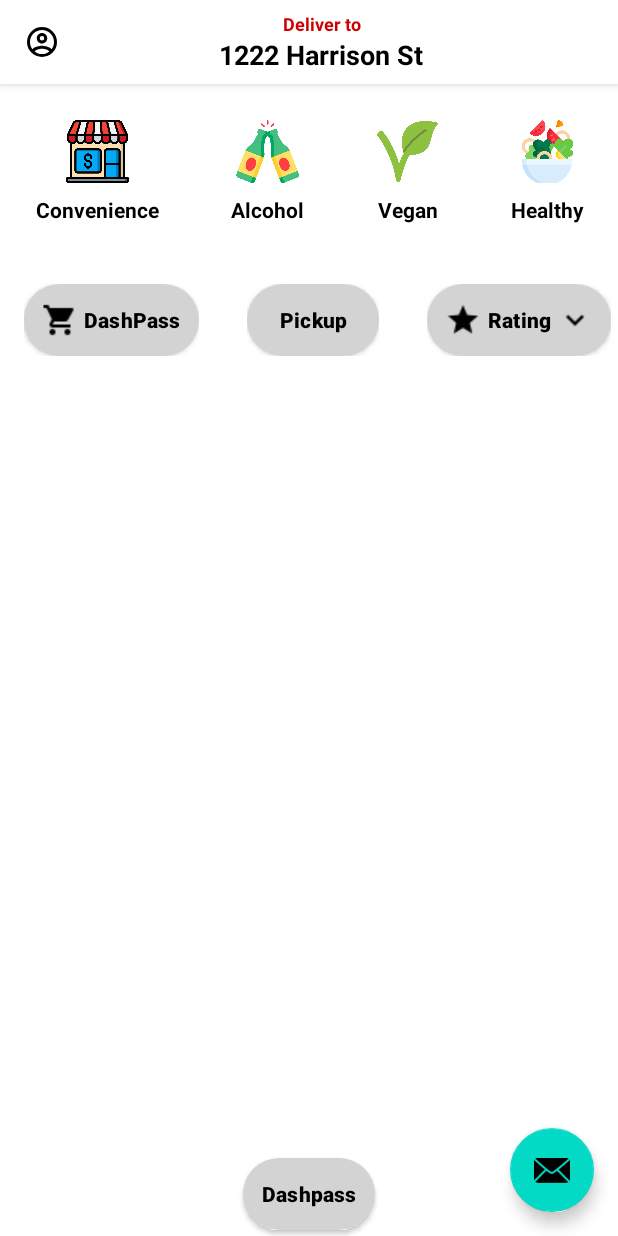
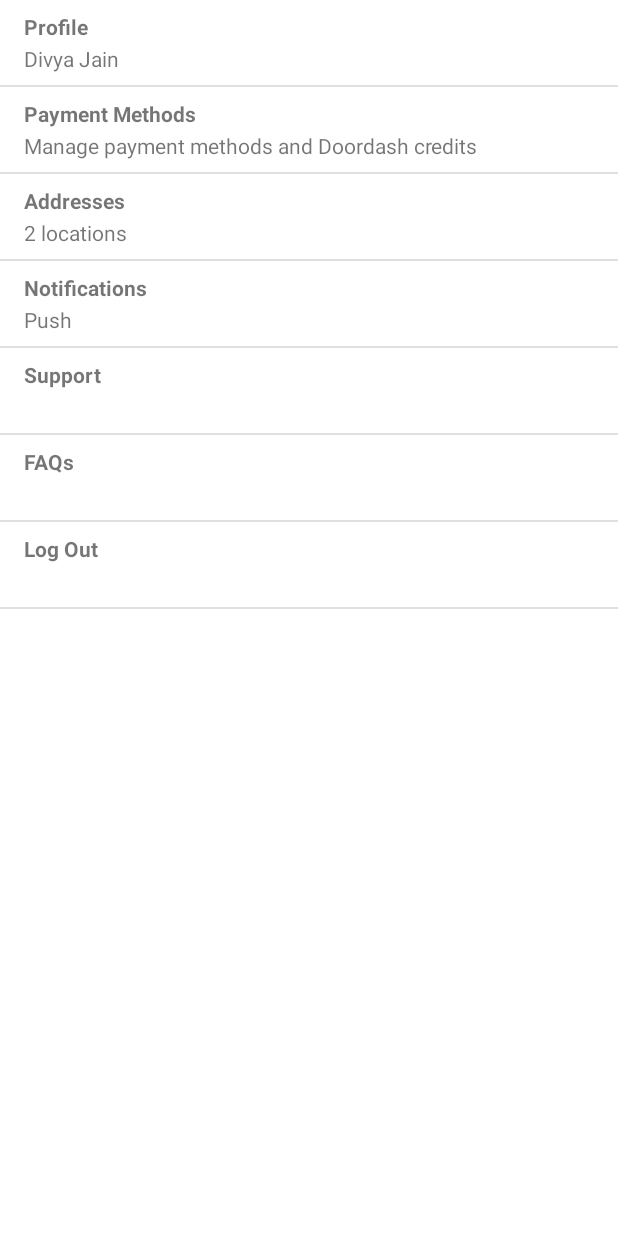
Before and after one commit to djain2405/Food-Ordering-Android-App, an Android app: the screen it shows after launch (MainActivity), after a tap on an icon or button, on a phone screen of 412 x 824 dp. Run offline under Robolectric (Android 15) with nearby library versions, the phone set to English and light mode, and no system bars; our stand-ins replace navigation-ui.

Commit message:
Account Dialog Fragment

```diff
--- a/app/src/main/java/com/example/foodorderingapp/MainActivity.kt
+++ b/app/src/main/java/com/example/foodorderingapp/MainActivity.kt
@@ -10,7 +10,10 @@ import androidx.navigation.ui.setupActionBarWithNavController
 import android.view.Menu
 import android.view.MenuItem
 import android.widget.Toast
+import androidx.fragment.app.FragmentTransaction.TRANSIT_FRAGMENT_OPEN
 import com.example.foodorderingapp.databinding.ActivityMainBinding
+import com.example.foodorderingapp.model.AccountItem
+import com.example.foodorderingapp.ui.AccountFragment
 
 class MainActivity : AppCompatActivity() {
 
@@ -26,7 +29,15 @@ class MainActivity : AppCompatActivity() {
         setSupportActionBar(binding.toolbar)
         supportActionBar?.setDisplayShowTitleEnabled(false)
         binding.itemToolbar.profileIcon.setOnClickListener {
-            Toast.makeText(applicationContext, "Open full screen dialog", Toast.LENGTH_LONG).show()
+            val accountFragment = AccountFragment()
+            val accountItemList = setAccountList()
+            accountFragment.setAccountList(accountItemList)
+            val transaction = supportFragmentManager.beginTransaction()
+            transaction.setTransition(TRANSIT_FRAGMENT_OPEN)
+            transaction
+                .add(android.R.id.content, accountFragment)
+                .addToBackStack(null)
+                .commit()
         }
 
         val navController = findNavController(R.id.nav_host_fragment_content_main)
@@ -37,6 +48,18 @@ class MainActivity : AppCompatActivity() {
             Snackbar.make(view, "Replace with your own action", Snackbar.LENGTH_LONG)
                 .setAction("Action", null).show()
         }
+    }
+
+    private fun setAccountList(): List<AccountItem> {
+        val accountItemList = mutableListOf<AccountItem>()
+        accountItemList.add(AccountItem(0, "Profile", "Divya Jain"))
+        accountItemList.add(AccountItem(1, "Payment Methods", "Manage payment methods and Doordash credits"))
+        accountItemList.add(AccountItem(2, "Addresses", "2 locations"))
+        accountItemList.add(AccountItem(3, "Notifications", "Push"))
+        accountItemList.add(AccountItem(4, "Support"))
+        accountItemList.add(AccountItem(5, "FAQs"))
+        accountItemList.add(AccountItem(6, "Log Out"))
+        return accountItemList
     }
 
     override fun onCreateOptionsMenu(menu: Menu): Boolean {
--- /dev/null
+++ b/app/src/main/java/com/example/foodorderingapp/model/Account.kt
@@ -0,0 +1,3 @@
+package com.example.foodorderingapp.model
+
+data class AccountItem(val id: Long, val title: String, val subtitle: String? = "")
--- /dev/null
+++ b/app/src/main/java/com/example/foodorderingapp/ui/AccountAdapter.kt
@@ -0,0 +1,39 @@
+package com.example.foodorderingapp.ui
+
+import android.view.LayoutInflater
+import android.view.ViewGroup
+import androidx.recyclerview.widget.DiffUtil
+import androidx.recyclerview.widget.ListAdapter
+import androidx.recyclerview.widget.RecyclerView
+import com.example.foodorderingapp.databinding.ItemAccountBinding
+import com.example.foodorderingapp.model.AccountItem
+
+class AccountAdapter : ListAdapter<AccountItem, AccountAdapter.AccountViewHolder>(AccountDiffUtilCallback) {
+    class AccountViewHolder(private val binding: ItemAccountBinding) :
+            RecyclerView.ViewHolder(binding.root) {
+                fun bind(accountItem: AccountItem) {
+                    binding.title.text = accountItem.title
+                    binding.subtitle.text = accountItem.subtitle
+                }
+            }
+
+    override fun onCreateViewHolder(parent: ViewGroup, viewType: Int): AccountViewHolder {
+        return AccountViewHolder(
+            ItemAccountBinding.inflate(LayoutInflater.from(parent.context), parent, false)
+        )
+    }
+
+    override fun onBindViewHolder(holder: AccountViewHolder, position: Int) {
+        val item = getItem(position)
+        holder.bind(item)
+    }
+}
+
+object AccountDiffUtilCallback: DiffUtil.ItemCallback<AccountItem>() {
+    override fun areItemsTheSame(oldItem: AccountItem, newItem: AccountItem): Boolean
+        = oldItem.id == newItem.id
+
+    override fun areContentsTheSame(oldItem: AccountItem, newItem: AccountItem): Boolean
+        = oldItem == newItem
+
+}
--- /dev/null
+++ b/app/src/main/java/com/example/foodorderingapp/ui/AccountFragment.kt
@@ -0,0 +1,35 @@
+package com.example.foodorderingapp.ui
+
+import android.os.Bundle
+import android.view.LayoutInflater
+import android.view.View
+import android.view.ViewGroup
+import android.widget.LinearLayout.VERTICAL
+import androidx.fragment.app.DialogFragment
+import androidx.recyclerview.widget.DividerItemDecoration
+import com.example.foodorderingapp.databinding.FragmentAccountDialogBinding
+import com.example.foodorderingapp.model.AccountItem
+
+class AccountFragment: DialogFragment() {
+    private lateinit var binding: FragmentAccountDialogBinding
+    private val accountAdapter by lazy {
+        AccountAdapter()
+    }
+
+    override fun onCreateView(
+        inflater: LayoutInflater,
+        container: ViewGroup?,
+        savedInstanceState: Bundle?
+    ): View? {
+        binding = FragmentAccountDialogBinding.inflate(inflater, container, false)
+        binding.accountRecyclerview.apply {
+            adapter = accountAdapter
+            addItemDecoration(DividerItemDecoration(context, VERTICAL))
+        }
+        return binding.root
+    }
+
+    fun setAccountList(accountItemList: List<AccountItem>) {
+        accountAdapter.submitList(accountItemList)
+    }
+}
--- /dev/null
+++ b/app/src/main/res/layout/fragment_account_dialog.xml
@@ -0,0 +1,17 @@
+<?xml version="1.0" encoding="utf-8"?>
+<androidx.constraintlayout.widget.ConstraintLayout xmlns:android="http://schemas.android.com/apk/res/android"
+    android:layout_width="match_parent"
+    android:layout_height="match_parent"
+    xmlns:app="http://schemas.android.com/apk/res-auto"
+    android:background="@color/white">
+
+    <androidx.recyclerview.widget.RecyclerView
+        android:id="@+id/account_recyclerview"
+        android:layout_width="match_parent"
+        android:layout_height="match_parent"
+        app:layoutManager="androidx.recyclerview.widget.LinearLayoutManager"
+        app:layout_constraintStart_toStartOf="parent"
+        app:layout_constraintTop_toTopOf="parent"
+        app:layout_constraintEnd_toEndOf="parent"/>
+
+</androidx.constraintlayout.widget.ConstraintLayout>
--- /dev/null
+++ b/app/src/main/res/layout/item_account.xml
@@ -0,0 +1,28 @@
+<?xml version="1.0" encoding="utf-8"?>
+<androidx.constraintlayout.widget.ConstraintLayout xmlns:android="http://schemas.android.com/apk/res/android"
+    xmlns:app="http://schemas.android.com/apk/res-auto"
+    android:layout_width="match_parent"
+    android:layout_height="wrap_content">
+
+    <TextView
+        android:id="@+id/title"
+        android:layout_width="wrap_content"
+        android:layout_height="wrap_content"
+        android:layout_marginLeft="16dp"
+        android:layout_marginTop="8dp"
+        android:textStyle="bold"
+        app:layout_constraintStart_toStartOf="parent"
+        app:layout_constraintTop_toTopOf="parent" />
+
+    <TextView
+        android:id="@+id/subtitle"
+        android:layout_width="wrap_content"
+        android:layout_height="wrap_content"
+        android:layout_marginLeft="16dp"
+        android:layout_marginTop="2dp"
+        android:layout_marginBottom="8dp"
+        app:layout_constraintBottom_toBottomOf="parent"
+        app:layout_constraintStart_toStartOf="parent"
+        app:layout_constraintTop_toBottomOf="@id/title" />
+
+</androidx.constraintlayout.widget.ConstraintLayout>
```
